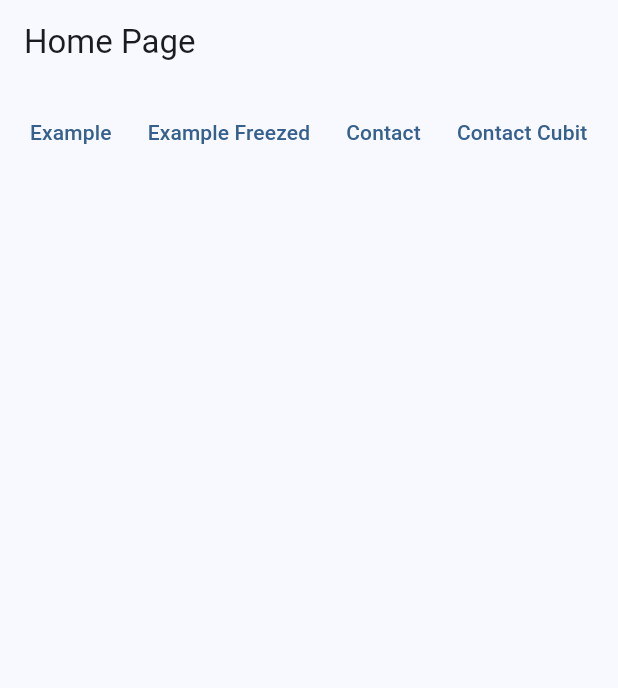
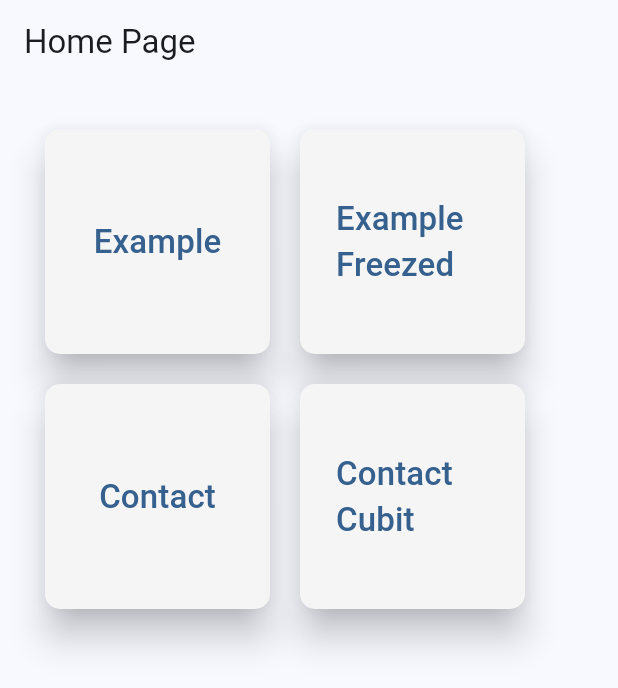
Before and after one commit to cabavas/contact_bloc, a Flutter app: the screen it shows after launch, on a phone screen of 412 x 824 dp. Shown: the top 688 px of the screen. Run offline on Flutter 3.47's test engine with Material 2 defaults, Android fonts, the phone set to English and light mode, and no system bars; our stand-ins replace bloc, flutter_bloc.

Commit message:
Criação da classe Button e configuração do freezed

```diff
--- /dev/null
+++ b/lib/button/button.dart
@@ -0,0 +1,28 @@
+import 'package:flutter/material.dart';
+
+class Button extends StatelessWidget {
+  final String route;
+  final String text;
+
+  const Button({super.key, required this.route, required this.text});
+
+  @override
+  Widget build(BuildContext context) {
+    return ElevatedButton(
+      onPressed: () {
+        Navigator.of(context).pushNamed(route);
+      },
+      style: ButtonStyle(
+        shape: MaterialStateProperty.all(
+          RoundedRectangleBorder(
+            borderRadius: BorderRadius.circular(10),
+          ),
+        ),
+        elevation: MaterialStateProperty.all(10),
+        fixedSize: MaterialStateProperty.all(const Size(150, 150)),
+        backgroundColor: MaterialStateProperty.all(Colors.grey[100]),
+      ),
+      child: Text(text, style: const TextStyle(fontSize: 22),),
+    );
+  }
+}
--- a/lib/home_page.dart
+++ b/lib/home_page.dart
@@ -1,4 +1,6 @@
 import 'package:flutter/material.dart';
+
+import 'button/button.dart';
 
 class HomePage extends StatelessWidget {
   const HomePage({super.key});
@@ -9,29 +11,15 @@ class HomePage extends StatelessWidget {
       appBar: AppBar(
         title: const Text('Home Page'),
       ),
-      body: SingleChildScrollView(
+      body: const SingleChildScrollView(
         child: Padding(
-          padding: const EdgeInsets.all(8),
-          child: Wrap(
+          padding: EdgeInsets.all(30),
+          child: Wrap(spacing: 20,runSpacing: 20,
             children: [
-              TextButton(
-                onPressed: () {
-                  Navigator.of(context).pushNamed('/bloc/example/');
-                },
-                child: const Text('Example'),
-              ),
-              TextButton(
-                onPressed: () {},
-                child: const Text('Example Freezed'),
-              ),
-              TextButton(
-                onPressed: () {},
-                child: const Text('Contact'),
-              ),
-              TextButton(
-                onPressed: () {},
-                child: const Text('Contact Cubit'),
-              ),
+              Button(route: '/bloc/example/', text: 'Example'),
+              Button(route: '/bloc/example/', text: 'Example Freezed'),
+              Button(route: '/bloc/example/', text: 'Contact'),
+              Button(route: '/bloc/example/', text: 'Contact Cubit'),
             ],
           ),
         ),
--- a/pubspec.yaml
+++ b/pubspec.yaml
@@ -32,6 +32,8 @@ dependencies:
     sdk: flutter
   bloc: ^8.1.2
   flutter_bloc: ^8.1.3
+  freezed_annotation: ^2.2.0
+
 
 
   # The following adds the Cupertino Icons font to your application.
@@ -41,6 +43,8 @@ dependencies:
 dev_dependencies:
   flutter_test:
     sdk: flutter
+  freezed: ^2.4.0
+  build_runner: ^2.4.6
 
   # The "flutter_lints" package below contains a set of recommended lints to
   # encourage good coding practices. The lint set provided by the package is
```
Also changed, not shown: pubspec.lock.
